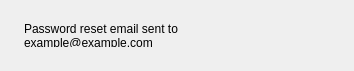
Qt form src/gui/customui/toastwidget.ui (CSG-Development/owncloud-client) before a commit.
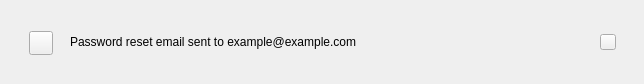
The same form after that commit.

```diff
--- a/src/gui/customui/toastwidget.ui
+++ b/src/gui/customui/toastwidget.ui
@@ -6,14 +6,14 @@
    <rect>
     <x>0</x>
     <y>0</y>
-    <width>354</width>
-    <height>68</height>
+    <width>644</width>
+    <height>84</height>
    </rect>
   </property>
   <property name="windowTitle">
    <string/>
   </property>
-  <layout class="QVBoxLayout" name="verticalLayout">
+  <layout class="QHBoxLayout" name="horizontalLayout_2">
    <property name="leftMargin">
     <number>12</number>
    </property>
@@ -28,33 +28,103 @@
    </property>
    <item>
     <widget class="QFrame" name="cardFrame">
+     <property name="minimumSize">
+      <size>
+       <width>620</width>
+       <height>60</height>
+      </size>
+     </property>
+     <property name="maximumSize">
+      <size>
+       <width>620</width>
+       <height>60</height>
+      </size>
+     </property>
      <property name="frameShape">
       <enum>QFrame::Shape::NoFrame</enum>
      </property>
      <layout class="QHBoxLayout" name="horizontalLayout">
       <property name="spacing">
-       <number>24</number>
+       <number>16</number>
       </property>
       <property name="leftMargin">
-       <number>12</number>
+       <number>16</number>
       </property>
       <property name="topMargin">
-       <number>12</number>
+       <number>16</number>
       </property>
       <property name="rightMargin">
-       <number>12</number>
+       <number>16</number>
       </property>
       <property name="bottomMargin">
-       <number>12</number>
+       <number>16</number>
       </property>
       <item>
-       <widget class="QLabel" name="lblMessage">
+       <widget class="QFrame" name="frame">
         <property name="sizePolicy">
-         <sizepolicy hsizetype="Expanding" vsizetype="Preferred">
+         <sizepolicy hsizetype="Maximum" vsizetype="Maximum">
           <horstretch>0</horstretch>
           <verstretch>0</verstretch>
          </sizepolicy>
         </property>
+        <property name="minimumSize">
+         <size>
+          <width>0</width>
+          <height>28</height>
+         </size>
+        </property>
+        <property name="frameShape">
+         <enum>QFrame::Shape::NoFrame</enum>
+        </property>
+        <property name="frameShadow">
+         <enum>QFrame::Shadow::Plain</enum>
+        </property>
+        <layout class="QVBoxLayout" name="verticalLayout_2">
+         <property name="leftMargin">
+          <number>1</number>
+         </property>
+         <property name="topMargin">
+          <number>2</number>
+         </property>
+         <property name="rightMargin">
+          <number>1</number>
+         </property>
+         <property name="bottomMargin">
+          <number>0</number>
+         </property>
+         <item>
+          <widget class="QToolButton" name="btnIcon">
+           <property name="minimumSize">
+            <size>
+             <width>24</width>
+             <height>24</height>
+            </size>
+           </property>
+           <property name="maximumSize">
+            <size>
+             <width>24</width>
+             <height>24</height>
+            </size>
+           </property>
+           <property name="focusPolicy">
+            <enum>Qt::FocusPolicy::NoFocus</enum>
+           </property>
+           <property name="text">
+            <string/>
+           </property>
+           <property name="iconSize">
+            <size>
+             <width>24</width>
+             <height>24</height>
+            </size>
+           </property>
+          </widget>
+         </item>
+        </layout>
+       </widget>
+      </item>
+      <item>
+       <widget class="QLabel" name="lblMessage">
         <property name="text">
          <string>Password reset email sent to example@example.com</string>
         </property>
@@ -66,16 +136,31 @@
         </property>
        </widget>
       </item>
-      <item alignment="Qt::AlignmentFlag::AlignTop">
+      <item>
        <widget class="QToolButton" name="btnClose">
+        <property name="minimumSize">
+         <size>
+          <width>16</width>
+          <height>16</height>
+         </size>
+        </property>
+        <property name="maximumSize">
+         <size>
+          <width>16</width>
+          <height>16</height>
+         </size>
+        </property>
         <property name="cursor">
          <cursorShape>PointingHandCursor</cursorShape>
         </property>
         <property name="text">
          <string/>
         </property>
-        <property name="autoRaise">
-         <bool>true</bool>
+        <property name="iconSize">
+         <size>
+          <width>16</width>
+          <height>16</height>
+         </size>
         </property>
        </widget>
       </item>
```
